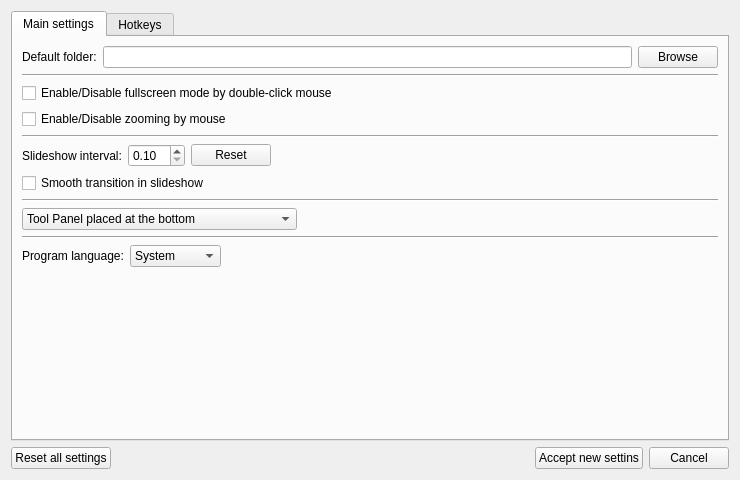
abodnyaUA/qimageviewer, file settings.ui: the form before one commit.
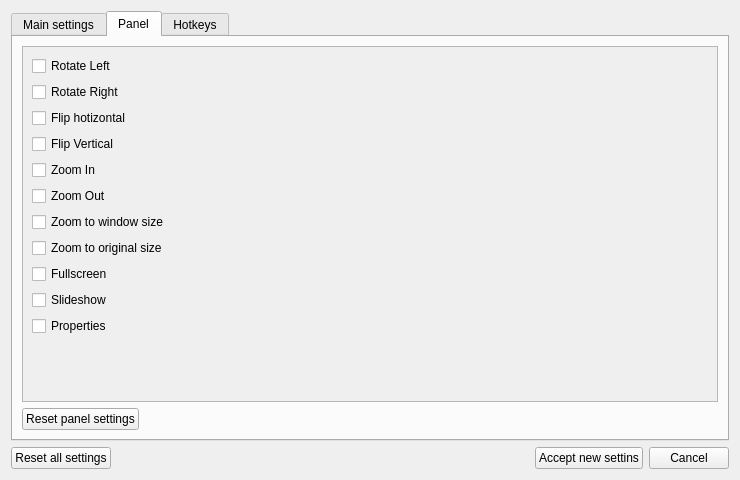
The form after the commit. Icons and pictures are not drawn.

Diff of the .ui file:
```diff
--- a/settings.ui
+++ b/settings.ui
@@ -21,7 +21,7 @@
    <item>
     <widget class="QTabWidget" name="tabWidget">
      <property name="currentIndex">
-      <number>0</number>
+      <number>1</number>
      </property>
      <widget class="QWidget" name="tabMainSettings">
       <attribute name="title">
@@ -271,6 +271,180 @@
        </item>
       </layout>
      </widget>
+     <widget class="QWidget" name="tab_2">
+      <attribute name="title">
+       <string>Panel</string>
+      </attribute>
+      <layout class="QVBoxLayout" name="verticalLayout_4">
+       <item>
+        <widget class="QScrollArea" name="scrollArea">
+         <property name="widgetResizable">
+          <bool>true</bool>
+         </property>
+         <widget class="QWidget" name="scrollAreaWidgetContents_2">
+          <property name="geometry">
+           <rect>
+            <x>0</x>
+            <y>0</y>
+            <width>698</width>
+            <height>339</height>
+           </rect>
+          </property>
+          <layout class="QFormLayout" name="formLayout">
+           <property name="fieldGrowthPolicy">
+            <enum>QFormLayout::AllNonFixedFieldsGrow</enum>
+           </property>
+           <item row="0" column="0">
+            <widget class="QCheckBox" name="panelbutRotateLeftCheckBox">
+             <property name="text">
+              <string>Rotate Left</string>
+             </property>
+             <property name="icon">
+              <iconset resource="resources.qrc">
+               <normaloff>:/res/rotate-left.png</normaloff>:/res/rotate-left.png</iconset>
+             </property>
+            </widget>
+           </item>
+           <item row="1" column="0">
+            <widget class="QCheckBox" name="panelbutRotateRightCheckBox">
+             <property name="text">
+              <string>Rotate Right</string>
+             </property>
+             <property name="icon">
+              <iconset resource="resources.qrc">
+               <normaloff>:/res/rotate-right.png</normaloff>:/res/rotate-right.png</iconset>
+             </property>
+            </widget>
+           </item>
+           <item row="2" column="0">
+            <widget class="QCheckBox" name="panelbutFlipHorizontalCheckBox">
+             <property name="text">
+              <string>Flip hotizontal</string>
+             </property>
+             <property name="icon">
+              <iconset resource="resources.qrc">
+               <normaloff>:/res/flip-horizontal.png</normaloff>:/res/flip-horizontal.png</iconset>
+             </property>
+            </widget>
+           </item>
+           <item row="3" column="0">
+            <widget class="QCheckBox" name="panelbutFlipVerticalCheckBox">
+             <property name="text">
+              <string>Flip Vertical</string>
+             </property>
+             <property name="icon">
+              <iconset resource="resources.qrc">
+               <normaloff>:/res/flip-vertical.png</normaloff>:/res/flip-vertical.png</iconset>
+             </property>
+            </widget>
+           </item>
+           <item row="4" column="0">
+            <widget class="QCheckBox" name="panelbutZoomInCheckBox">
+             <property name="text">
+              <string>Zoom In</string>
+             </property>
+             <property name="icon">
+              <iconset resource="resources.qrc">
+               <normaloff>:/res/zoom-in.png</normaloff>:/res/zoom-in.png</iconset>
+             </property>
+            </widget>
+           </item>
+           <item row="5" column="0">
+            <widget class="QCheckBox" name="panelbutZoomOutCheckBox">
+             <property name="text">
+              <string>Zoom Out</string>
+             </property>
+             <property name="icon">
+              <iconset resource="resources.qrc">
+               <normaloff>:/res/zoom-out.png</normaloff>:/res/zoom-out.png</iconset>
+             </property>
+            </widget>
+           </item>
+           <item row="6" column="0">
+            <widget class="QCheckBox" name="panelbutZoomWindowCheckBox">
+             <property name="text">
+              <string>Zoom to window size</string>
+             </property>
+             <property name="icon">
+              <iconset resource="resources.qrc">
+               <normaloff>:/res/zoom-window.png</normaloff>:/res/zoom-window.png</iconset>
+             </property>
+            </widget>
+           </item>
+           <item row="7" column="0">
+            <widget class="QCheckBox" name="panelbutZoomOriginalCheckBox">
+             <property name="text">
+              <string>Zoom to original size</string>
+             </property>
+             <property name="icon">
+              <iconset resource="resources.qrc">
+               <normaloff>:/res/zoom-original.png</normaloff>:/res/zoom-original.png</iconset>
+             </property>
+            </widget>
+           </item>
+           <item row="8" column="0">
+            <widget class="QCheckBox" name="panelbutFullscreenCheckBox">
+             <property name="text">
+              <string>Fullscreen</string>
+             </property>
+             <property name="icon">
+              <iconset resource="resources.qrc">
+               <normaloff>:/res/fullscreen.png</normaloff>:/res/fullscreen.png</iconset>
+             </property>
+            </widget>
+           </item>
+           <item row="9" column="0">
+            <widget class="QCheckBox" name="panelbutSlideshowCheckBox">
+             <property name="text">
+              <string>Slideshow</string>
+             </property>
+             <property name="icon">
+              <iconset resource="resources.qrc">
+               <normaloff>:/res/slideshow.png</normaloff>:/res/slideshow.png</iconset>
+             </property>
+            </widget>
+           </item>
+           <item row="10" column="0">
+            <widget class="QCheckBox" name="panelbutPropertiesCheckBox">
+             <property name="text">
+              <string>Properties</string>
+             </property>
+             <property name="icon">
+              <iconset resource="resources.qrc">
+               <normaloff>:/res/file-properties.png</normaloff>:/res/file-properties.png</iconset>
+             </property>
+            </widget>
+           </item>
+          </layout>
+         </widget>
+        </widget>
+       </item>
+       <item>
+        <layout class="QHBoxLayout" name="horizontalLayout_8">
+         <item>
+          <widget class="QPushButton" name="panelReset">
+           <property name="text">
+            <string>Reset panel settings</string>
+           </property>
+          </widget>
+         </item>
+         <item>
+          <spacer name="horizontalSpacer_2">
+           <property name="orientation">
+            <enum>Qt::Horizontal</enum>
+           </property>
+           <property name="sizeHint" stdset="0">
+            <size>
+             <width>40</width>
+             <height>20</height>
+            </size>
+           </property>
+          </spacer>
+         </item>
+        </layout>
+       </item>
+      </layout>
+     </widget>
      <widget class="QWidget" name="tab">
       <attribute name="title">
        <string>Hotkeys</string>
```
